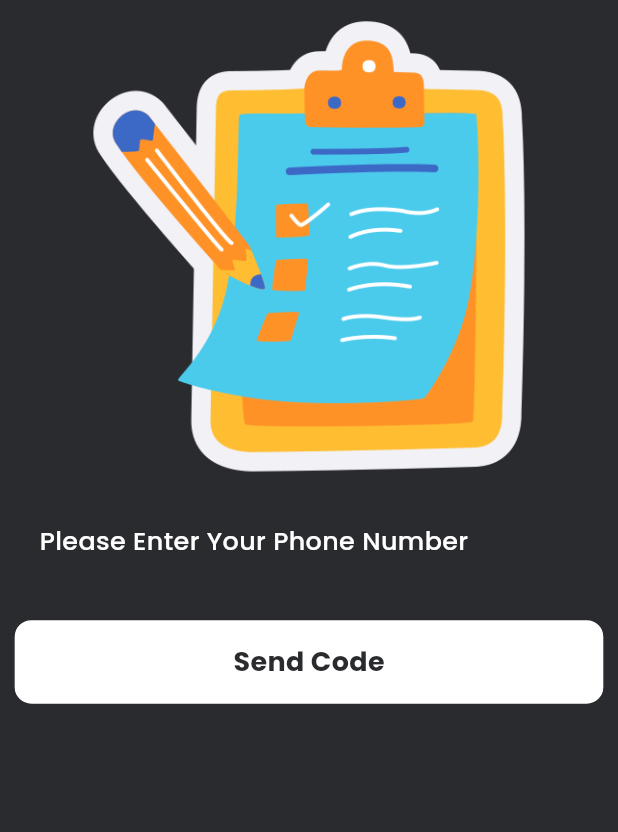
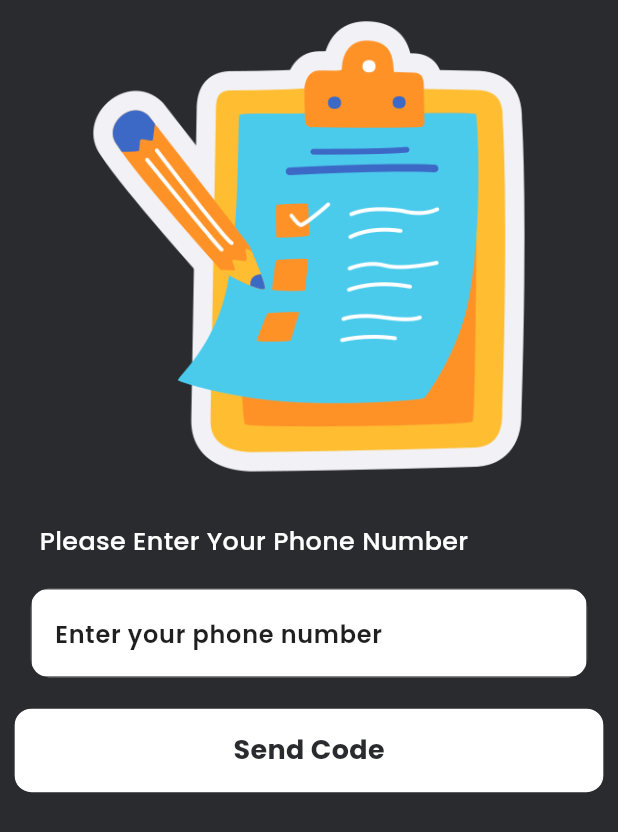
Before and after one commit to JesbinGit/Productivity-App-with-Flutter, a Flutter app: the LoginPage screen opened directly, on a phone screen of 412 x 824 dp. Shown: the top 832 px of the screen. Run offline on Flutter 3.47's test engine with Material 3 defaults, Android fonts, the phone set to English and light mode, and no system bars; our stand-ins replace flutter_screenutil, flutter_vector_icons, google_fonts, hooks_riverpod, smooth_page_indicator.

Commit message:
enter phone number login

```diff
--- a/lib/common/utils/constants.dart
+++ b/lib/common/utils/constants.dart
@@ -17,4 +17,5 @@ class AppConst {
 
   static double kWidth = 375.w;
   static double kHieght = 825.h;
+  static double kRadius = 12.h;
 }
--- /dev/null
+++ b/lib/common/widgets/custom_text.dart
@@ -0,0 +1,62 @@
+import 'package:first/common/utils/constants.dart';
+import 'package:first/common/widgets/appstyle.dart';
+import 'package:flutter/material.dart';
+
+class CustomTextField extends StatelessWidget {
+  const CustomTextField(
+      {super.key,
+      this.keyboardType,
+      required this.hintText,
+      this.suffixIcon,
+      this.prefixIcon,
+      this.hintStyle,
+      required this.controller,
+      this.onChanged});
+
+  final TextInputType? keyboardType;
+  final String hintText;
+  final Widget? suffixIcon;
+  final Widget? prefixIcon;
+  final TextStyle? hintStyle;
+  final TextEditingController? controller;
+  final void Function(String)? onChanged;
+
+  @override
+  Widget build(BuildContext context) {
+    return Container(
+      width: AppConst.kWidth * 0.9,
+      decoration: BoxDecoration(
+          color: AppConst.kLight,
+          borderRadius: BorderRadius.all(Radius.circular(AppConst.kRadius))),
+      child: TextFormField(
+        keyboardType: keyboardType,
+        controller: controller,
+        cursorHeight: 25,
+        onChanged: onChanged,
+        style: appstyle(18, AppConst.kGreyBk, FontWeight.w700),
+        decoration: InputDecoration(
+          hintText: hintText,
+          suffixIcon: suffixIcon,
+          prefixIcon: prefixIcon,
+          suffixIconColor: AppConst.kBkDark,
+          hintStyle: hintStyle,
+          errorBorder: const OutlineInputBorder(
+              borderRadius: BorderRadius.zero,
+              borderSide: BorderSide(color: AppConst.kRed, width: 0.5)),
+          focusedBorder: const OutlineInputBorder(
+              borderRadius: BorderRadius.zero,
+              borderSide: BorderSide(color: Colors.transparent, width: 0.5)),
+          focusedErrorBorder: const OutlineInputBorder(
+              borderRadius: BorderRadius.zero,
+              borderSide: BorderSide(color: AppConst.kRed, width: 0.5)),
+          disabledBorder: const OutlineInputBorder(
+              borderRadius: BorderRadius.zero,
+              borderSide: BorderSide(color: AppConst.kGreyDk, width: 0.5)),
+          enabledBorder: const OutlineInputBorder(
+              borderRadius: BorderRadius.zero,
+              borderSide: BorderSide(color: AppConst.kBkDark, width: 0.5)),
+        ),
+      ),
+    );
+  }
+}
--- a/lib/features/auth/pages/login.dart
+++ b/lib/features/auth/pages/login.dart
@@ -1,6 +1,7 @@
 import 'package:first/common/utils/constants.dart';
 import 'package:first/common/widgets/appstyle.dart';
 import 'package:first/common/widgets/custom_otn_btn.dart';
+import 'package:first/common/widgets/custom_text.dart';
 import 'package:first/common/widgets/hieght_spacer.dart';
 import 'package:first/common/widgets/reusable_text.dart';
 import 'package:flutter_screenutil/flutter_screenutil.dart';
@@ -15,6 +16,7 @@ class LoginPage extends ConsumerStatefulWidget {
 }
 
 class _LoginPageState extends ConsumerState<LoginPage> {
+  final TextEditingController phone = TextEditingController();
   @override
   Widget build(BuildContext context) {
     return Scaffold(
@@ -39,9 +41,20 @@ class _LoginPageState extends ConsumerState<LoginPage> {
                   style: appstyle(17, AppConst.kLight, FontWeight.w500)),
             ),
             const HeightSpacer(hieght: 20),
-            //Center(
-            //    child: CustomTextField(),
-            // ),
+            Center(
+              child: CustomTextField(
+                controller: phone,
+                //  prefixIcon: Container(
+                //  padding: EdgeInsets.all(4),
+                //child: GestureDetector(
+
+                // ),
+                // ),
+                keyboardType: TextInputType.phone,
+                hintText: "Enter your phone number",
+                hintStyle: appstyle(16, AppConst.kGreyDk, FontWeight.w600),
+              ),
+            ),
             const HeightSpacer(hieght: 20),
             CustomOtlnBtn(
               width: AppConst.kWidth * 0.9,
--- a/lib/main.dart
+++ b/lib/main.dart
@@ -1,6 +1,6 @@
 import 'package:first/common/utils/constants.dart';
 import 'package:first/features/onboarding/pages/onboarding.dart';
-import 'package:first/features/todo/pages/homepage.dart';
+
 import 'package:flutter/material.dart';
 import 'package:flutter_screenutil/flutter_screenutil.dart';
 import 'package:hooks_riverpod/hooks_riverpod.dart';
```
